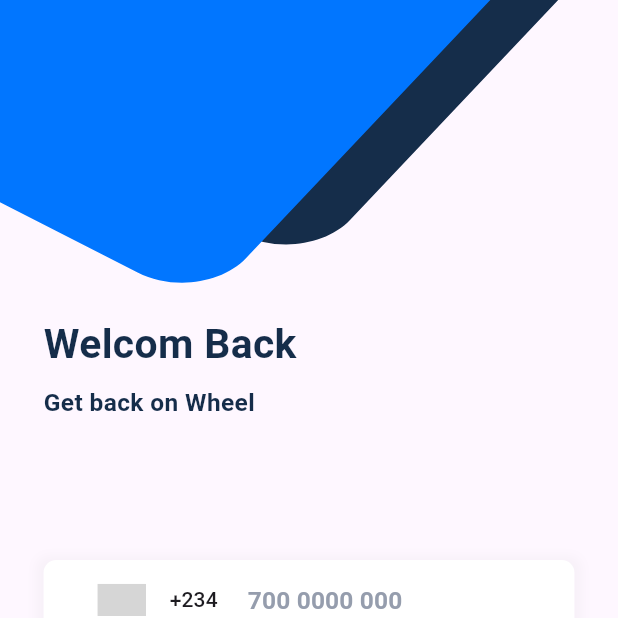
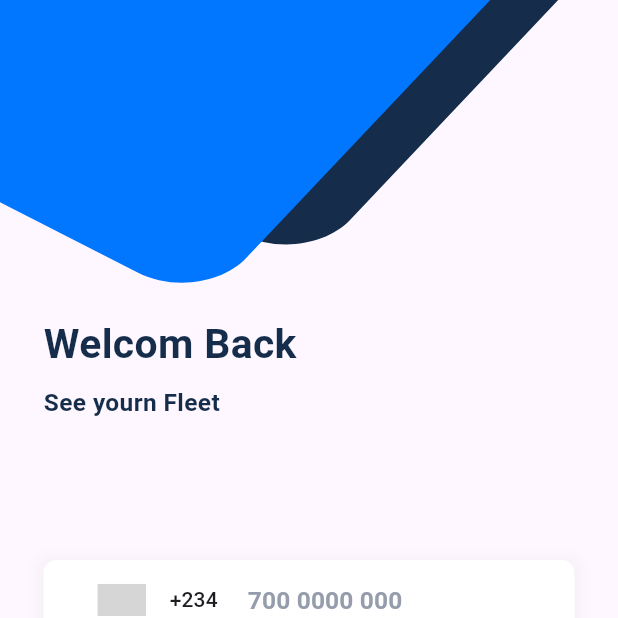
Before and after one commit to ayolateef/fleet-app, a Flutter app: the SignInScreen screen opened by its route, on a phone screen of 412 x 824 dp, the top half of it. Run offline on Flutter 3.47's test engine with Material 2 defaults, Android fonts, the phone set to English and light mode, and no system bars; drawn by our look-alikes of country_code_picker; our stand-ins replace flutter_bloc, flutter_screenutil, flutter_svg, get_it, shared_preferences, webview_flutter; accounts and stored records are empty; grey boxes are pictures that could not be loaded.

Commit message:
initial commit

```diff
--- a/lib/screens/login.dart
+++ b/lib/screens/login.dart
@@ -70,7 +70,7 @@ class SignInScreenState extends State<SignInScreen> {
                         height: 10.h,
                       ),
                       Text(
-                        StringResources.GET_BACK_ON_THE_WHEEL,
+                        StringResources.SEE_YOUR_FLEET,
                         style: TextStyle(
                           color: AppColors.darkBlue,
                           fontSize: 18.sp,
--- a/lib/screens/utilis/string.dart
+++ b/lib/screens/utilis/string.dart
@@ -2,6 +2,6 @@ class StringResources {
   static const FLEET_MANAGER = "Manage Your Fleet";
   static const BECOME_A_FLEET_MANAGER = "Become a Fleet Manager";
   static const SIGN_IN = "Sign In";
-  static const GET_BACK_ON_THE_WHEEL = "Get back on Wheel";
+  static const SEE_YOUR_FLEET = "See yourn Fleet ";
   static const WELCOME_BACK = "Welcom Back";
 }
```
